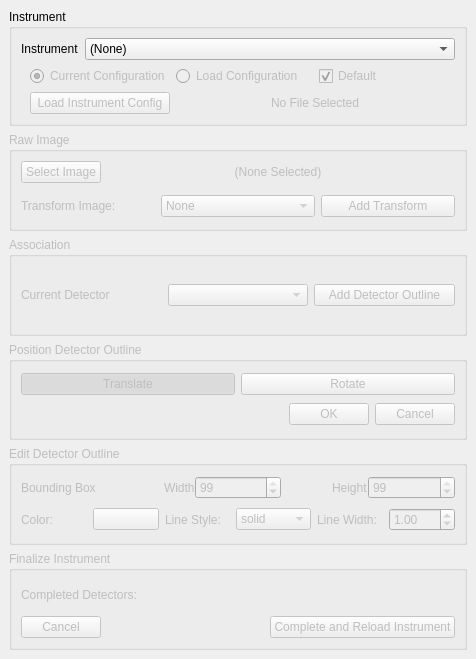
Above: hexrd/ui/resources/ui/llnl_import_tool_dialog.ui from HEXRD/hexrdgui before the change. Below: the same form after it.
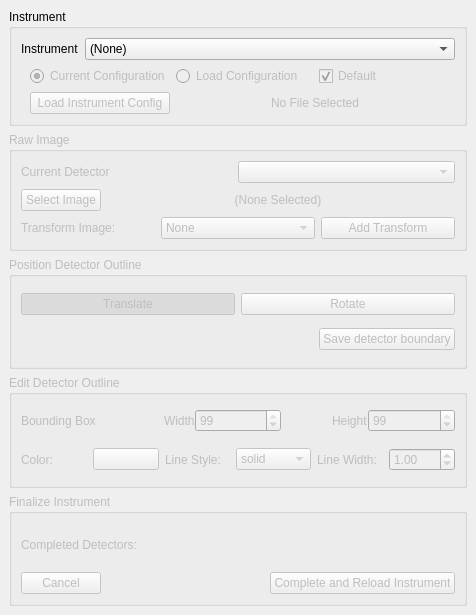
That is the form after the change.

Commit message:
Automatically apply a template when an image is loaded
For the LLNL import tool when an image is selected the template is now
automatically applied. Changing the detector will update which template is
displayed.

```diff
--- a/hexrd/ui/resources/ui/llnl_import_tool_dialog.ui
+++ b/hexrd/ui/resources/ui/llnl_import_tool_dialog.ui
@@ -7,7 +7,7 @@
     <x>0</x>
     <y>0</y>
     <width>476</width>
-    <height>659</height>
+    <height>615</height>
    </rect>
   </property>
   <property name="windowTitle">
@@ -182,6 +182,50 @@
       </property>
       <layout class="QGridLayout" name="gridLayout_5">
        <item row="0" column="0">
+        <widget class="QFrame" name="frame">
+         <property name="frameShape">
+          <enum>QFrame::NoFrame</enum>
+         </property>
+         <property name="frameShadow">
+          <enum>QFrame::Raised</enum>
+         </property>
+         <layout class="QHBoxLayout" name="horizontalLayout">
+          <property name="spacing">
+           <number>0</number>
+          </property>
+          <property name="leftMargin">
+           <number>0</number>
+          </property>
+          <property name="topMargin">
+           <number>0</number>
+          </property>
+          <property name="rightMargin">
+           <number>0</number>
+          </property>
+          <property name="bottomMargin">
+           <number>0</number>
+          </property>
+          <item>
+           <widget class="QLabel" name="detector_label">
+            <property name="enabled">
+             <bool>true</bool>
+            </property>
+            <property name="text">
+             <string>Current Detector</string>
+            </property>
+           </widget>
+          </item>
+          <item>
+           <widget class="QComboBox" name="detectors">
+            <property name="enabled">
+             <bool>true</bool>
+            </property>
+           </widget>
+          </item>
+         </layout>
+        </widget>
+       </item>
+       <item row="1" column="0">
         <widget class="QFrame" name="file_selection">
          <property name="enabled">
           <bool>true</bool>
@@ -237,7 +281,7 @@
          </layout>
         </widget>
        </item>
-       <item row="1" column="0">
+       <item row="2" column="0">
         <widget class="QFrame" name="transform_img">
          <property name="enabled">
           <bool>false</bool>
@@ -326,45 +370,6 @@
       </layout>
      </widget>
     </item>
-    <item>
-     <widget class="QGroupBox" name="association">
-      <property name="enabled">
-       <bool>false</bool>
-      </property>
-      <property name="title">
-       <string>Association</string>
-      </property>
-      <layout class="QHBoxLayout" name="horizontalLayout_8">
-       <item>
-        <widget class="QLabel" name="detector_label">
-         <property name="enabled">
-          <bool>true</bool>
-         </property>
-         <property name="text">
-          <string>Current Detector</string>
-         </property>
-        </widget>
-       </item>
-       <item>
-        <widget class="QComboBox" name="detectors">
-         <property name="enabled">
-          <bool>true</bool>
-         </property>
-        </widget>
-       </item>
-       <item>
-        <widget class="QPushButton" name="add_template">
-         <property name="enabled">
-          <bool>true</bool>
-         </property>
-         <property name="text">
-          <string>Add Detector Outline</string>
-         </property>
-        </widget>
-       </item>
-      </layout>
-     </widget>
-    </item>
     <item>
      <widget class="QGroupBox" name="outline_position">
       <property name="enabled">
@@ -410,15 +415,12 @@
         </widget>
        </item>
        <item row="1" column="1" alignment="Qt::AlignRight">
-        <widget class="QDialogButtonBox" name="button_box">
+        <widget class="QPushButton" name="accept_template">
          <property name="enabled">
           <bool>true</bool>
          </property>
-         <property name="standardButtons">
-          <set>QDialogButtonBox::Cancel|QDialogButtonBox::Ok</set>
-         </property>
-         <property name="centerButtons">
-          <bool>true</bool>
+         <property name="text">
+          <string>Save detector boundary</string>
          </property>
         </widget>
        </item>
@@ -474,7 +476,7 @@
           <item alignment="Qt::AlignRight">
            <widget class="QLabel" name="width_label">
             <property name="enabled">
-             <bool>true</bool>
+             <bool>false</bool>
             </property>
             <property name="text">
              <string>Width</string>
```
Left out of the diff: 20 changed lines with no effect on the pictures. The commit also changes 1 other file.
